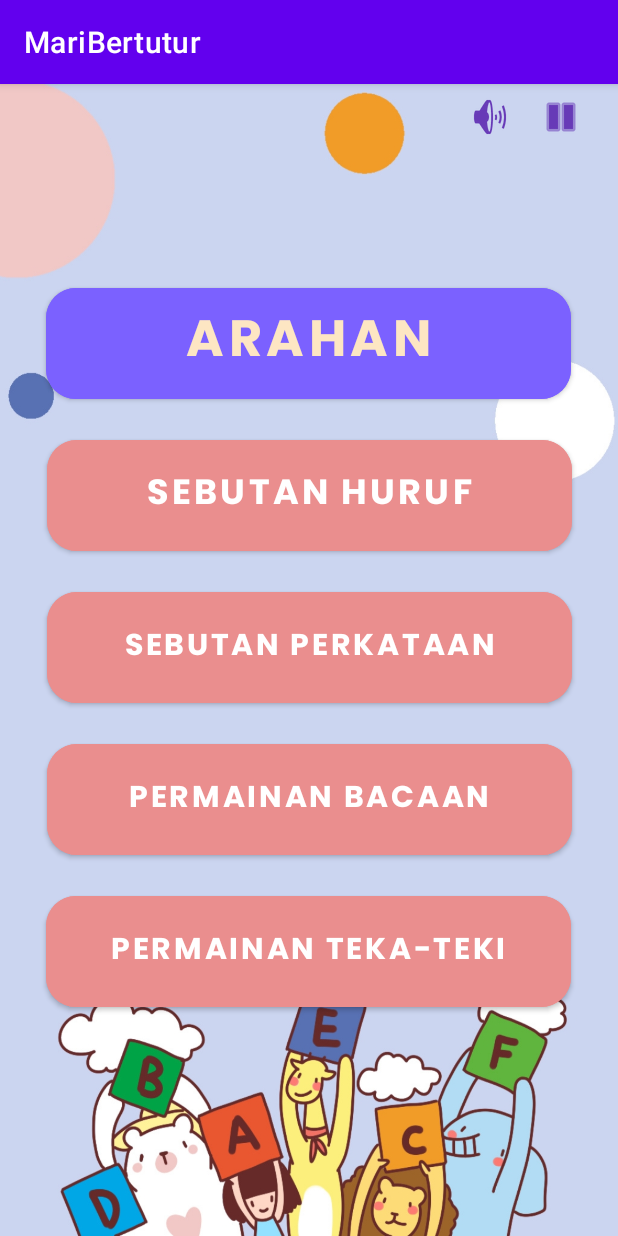
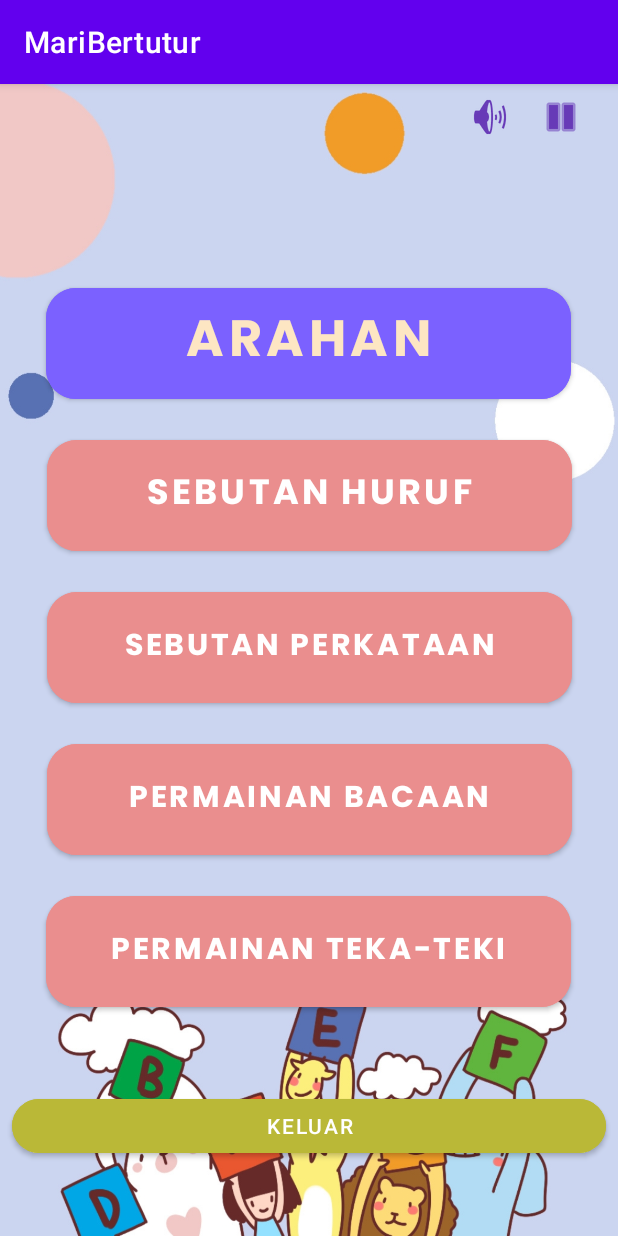
Before and after one commit to HawaOwO/MariBertutur, an Android app: the MainActivity2 screen opened directly, with no data from a screen before it, on a phone screen of 412 x 824 dp. Run offline under Robolectric (Android 15) with nearby library versions, the phone set to English and light mode, and no system bars; our stand-ins replace Firebase (no records; nobody signed in at launch, a user with empty details on screens opened directly); Roboto replaces fonts that are not available here.

Commit message:
add logout button

```diff
--- a/app/src/main/java/com/example/maribertutur/MainActivity2.java
+++ b/app/src/main/java/com/example/maribertutur/MainActivity2.java
@@ -7,14 +7,17 @@ import android.content.Intent;
 import android.os.Bundle;
 import android.widget.ImageButton;
 
+import com.google.firebase.auth.FirebaseAuth;
+
 public class MainActivity2 extends AppCompatActivity {
-    public Button ArahanBtn, HurufBtn, PerkataanBtn, BacaBtn, TekaBtn;
+    public Button ArahanBtn, HurufBtn, PerkataanBtn, BacaBtn, TekaBtn, logoutBtn;
     ImageButton playBtn, pauseBtn;
 
     @Override
     protected void onCreate(Bundle savedInstanceState) {
         super.onCreate(savedInstanceState);
         setContentView(R.layout.activity_main2);
+        logoutBtn=(Button) findViewById(R.id.logout);
 
         ArahanBtn = (Button) findViewById(R.id.button);
         ArahanBtn.setOnClickListener(new View.OnClickListener() {
@@ -96,4 +99,11 @@ public class MainActivity2 extends AppCompatActivity {
         super.finish();
         overridePendingTransition(R.anim.slide_in_left, R.anim.slide_out_right);
     }
+
+    public void logout(View view) {
+        FirebaseAuth.getInstance().signOut();//logout
+        startActivity(new Intent(getApplicationContext(),MainActivity.class));
+        finish();
+    }
+
 }
--- a/app/src/main/res/layout/activity_main2.xml
+++ b/app/src/main/res/layout/activity_main2.xml
@@ -120,4 +120,20 @@
         app:tint="#673AB7"
         tools:layout_editor_absoluteY="16dp" />
 
+    <Button
+        android:id="@+id/logout"
+        android:layout_width="0dp"
+        android:layout_height="wrap_content"
+        android:layout_marginStart="8dp"
+        android:layout_marginEnd="8dp"
+        android:backgroundTint="#BAB837"
+        android:onClick="logout"
+        android:text="Keluar"
+        app:cornerRadius="20dp"
+        app:layout_constraintBottom_toBottomOf="parent"
+        app:layout_constraintEnd_toEndOf="parent"
+        app:layout_constraintHorizontal_bias="0.0"
+        app:layout_constraintStart_toStartOf="parent"
+        app:layout_constraintTop_toBottomOf="@+id/button5" />
+
 </androidx.constraintlayout.widget.ConstraintLayout>
```
